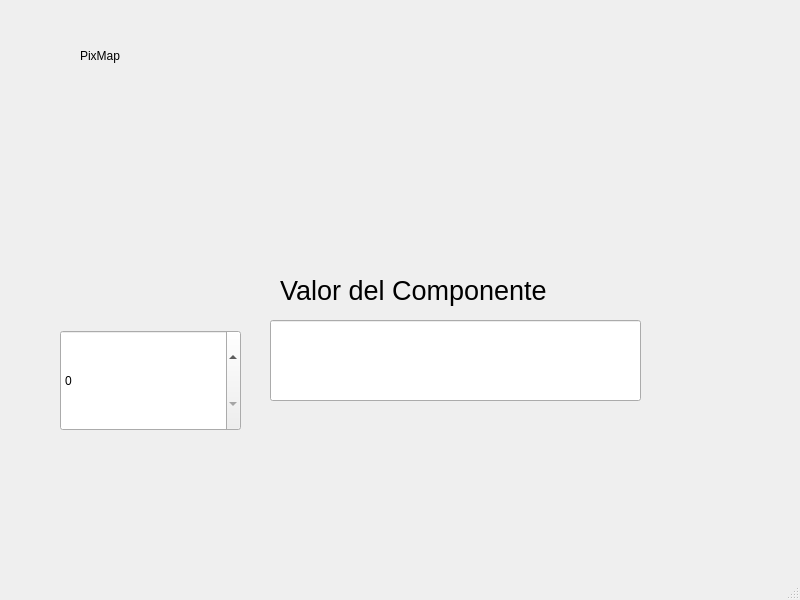
The window that Unidad 2/P04_EjemploSpinBox.ui (a2223330195/PIP_2025_1_EQ_3) describes before a commit, drawn with Qt 5.
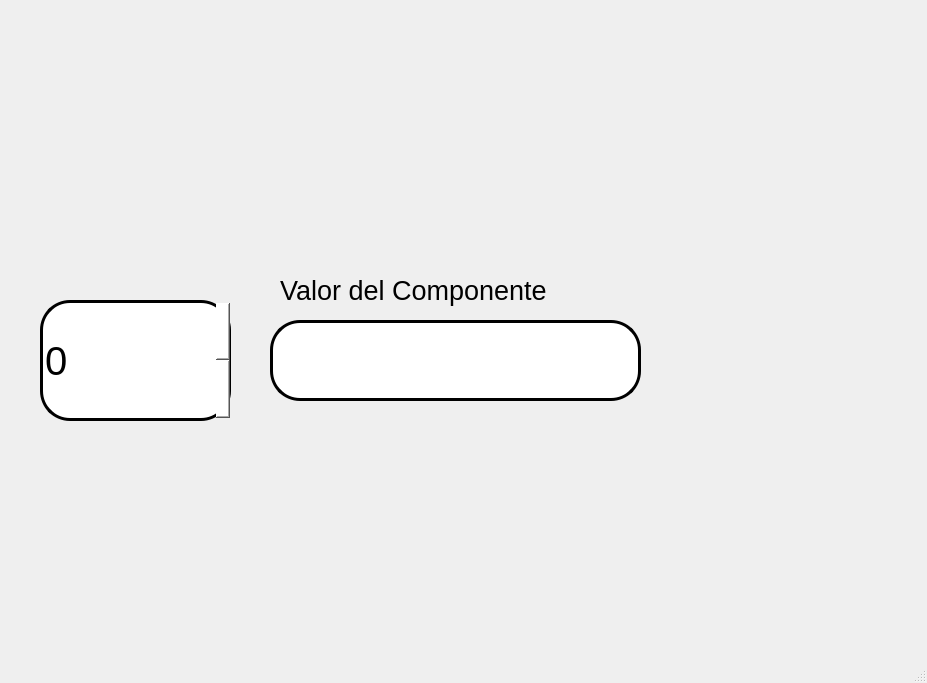
The same window after the commit. Icons and pictures are not drawn.

What changed in the file:
```diff
--- a/Unidad 2/P04_EjemploSpinBox.ui
+++ b/Unidad 2/P04_EjemploSpinBox.ui
@@ -6,93 +6,14 @@
    <rect>
     <x>0</x>
     <y>0</y>
-    <width>800</width>
-    <height>600</height>
+    <width>927</width>
+    <height>683</height>
    </rect>
   </property>
   <property name="windowTitle">
    <string>MainWindow</string>
   </property>
   <widget class="QWidget" name="centralwidget">
-   <widget class="QLabel" name="label">
-    <property name="geometry">
-     <rect>
-      <x>10</x>
-      <y>90</y>
-      <width>161</width>
-      <height>141</height>
-     </rect>
-    </property>
-    <property name="styleSheet">
-     <string notr="true"/>
-    </property>
-    <property name="text">
-     <string/>
-    </property>
-    <property name="pixmap">
-     <pixmap resource="../Archivos/Recursos.qrc">:/Logos/2.jpeg</pixmap>
-    </property>
-    <property name="scaledContents">
-     <bool>true</bool>
-    </property>
-   </widget>
-   <widget class="QLabel" name="label_2">
-    <property name="geometry">
-     <rect>
-      <x>80</x>
-      <y>20</y>
-      <width>141</width>
-      <height>71</height>
-     </rect>
-    </property>
-    <property name="text">
-     <string>PixMap</string>
-    </property>
-   </widget>
-   <widget class="QLabel" name="label_3">
-    <property name="geometry">
-     <rect>
-      <x>590</x>
-      <y>100</y>
-      <width>161</width>
-      <height>141</height>
-     </rect>
-    </property>
-    <property name="styleSheet">
-     <string notr="true"/>
-    </property>
-    <property name="text">
-     <string/>
-    </property>
-    <property name="pixmap">
-     <pixmap resource="../Archivos/Recursos.qrc">:/Logos/2.jpeg</pixmap>
-    </property>
-    <property name="scaledContents">
-     <bool>true</bool>
-    </property>
-   </widget>
-   <widget class="QLabel" name="label_4">
-    <property name="geometry">
-     <rect>
-      <x>630</x>
-      <y>420</y>
-      <width>161</width>
-      <height>141</height>
-     </rect>
-    </property>
-    <property name="styleSheet">
-     <string notr="true"/>
-    </property>
-    <property name="text">
-     <string/>
-    </property>
-    <property name="pixmap">
-     <pixmap resource="../Archivos/Recursos.qrc">:/Logos/2.jpeg</pixmap>
-    </property>
-    <property name="scaledContents">
-     <bool>true</bool>
-    </property>
-   </widget>
    <widget class="QLabel" name="label_5">
     <property name="geometry">
      <rect>
@@ -125,15 +46,96 @@
       <pointsize>30</pointsize>
      </font>
     </property>
+    <property name="styleSheet">
+     <string notr="true">background-color: rgb(255, 255, 255);
+border-radius: 30px;
+border: 3px solid black;</string>
+    </property>
    </widget>
    <widget class="QSpinBox" name="spinBox">
     <property name="geometry">
      <rect>
-      <x>60</x>
-      <y>330</y>
-      <width>181</width>
-      <height>101</height>
+      <x>40</x>
+      <y>300</y>
+      <width>191</width>
+      <height>121</height>
      </rect>
+    </property>
+    <property name="font">
+     <font>
+      <pointsize>30</pointsize>
+     </font>
+    </property>
+    <property name="styleSheet">
+     <string notr="true">background-color: rgb(255, 255, 255);
+border-radius: 30px;
+border: 3px solid black;</string>
+    </property>
+   </widget>
+   <widget class="QLabel" name="label_6">
+    <property name="geometry">
+     <rect>
+      <x>720</x>
+      <y>450</y>
+      <width>191</width>
+      <height>181</height>
+     </rect>
+    </property>
+    <property name="styleSheet">
+     <string notr="true"/>
+    </property>
+    <property name="text">
+     <string/>
+    </property>
+    <property name="pixmap">
+     <pixmap resource="../Archivos/Recursos.qrc">:/Equipo LOGO/logo equipo 3.jpg</pixmap>
+    </property>
+    <property name="scaledContents">
+     <bool>true</bool>
+    </property>
+   </widget>
+   <widget class="QLabel" name="label_3">
+    <property name="geometry">
+     <rect>
+      <x>630</x>
+      <y>10</y>
+      <width>281</width>
+      <height>211</height>
+     </rect>
+    </property>
+    <property name="styleSheet">
+     <string notr="true"/>
+    </property>
+    <property name="text">
+     <string/>
+    </property>
+    <property name="pixmap">
+     <pixmap resource="../Archivos/Recursos.qrc">:/UAT LOGOS/logo facultad de ingenieria uat.png</pixmap>
+    </property>
+    <property name="scaledContents">
+     <bool>true</bool>
+    </property>
+   </widget>
+   <widget class="QLabel" name="label">
+    <property name="geometry">
+     <rect>
+      <x>20</x>
+      <y>30</y>
+      <width>161</width>
+      <height>141</height>
+     </rect>
+    </property>
+    <property name="styleSheet">
+     <string notr="true"/>
+    </property>
+    <property name="text">
+     <string/>
+    </property>
+    <property name="pixmap">
+     <pixmap resource="../Archivos/Recursos.qrc">:/UAT LOGOS/Logo UAT.png</pixmap>
+    </property>
+    <property name="scaledContents">
+     <bool>true</bool>
     </property>
    </widget>
   </widget>
```
Left out of the diff: 2 changed lines with no effect on the pictures.
